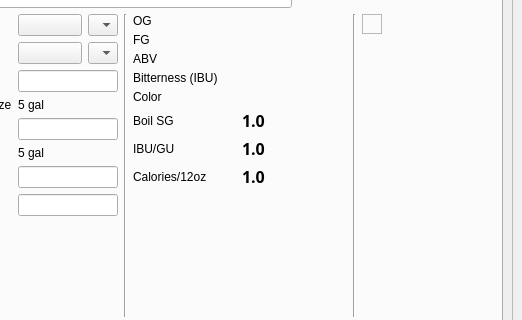
The window that ui/mainWindow.ui (Brewtarget/brewtarget) describes before a commit, drawn with Qt 5; both pictures show x 526 to 1048 and y 116 to 436 of the 1048 by 829 pixel window.
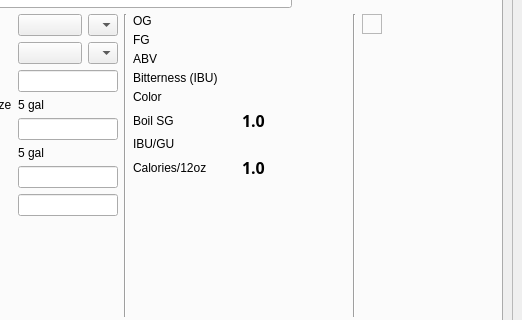
The same window after the commit. Icons and pictures are not drawn. Custom widgets are drawn as their Qt base class.

Commit message: Added ibu/gu slider. Generalized StyleRangeWidget to RangedSlider. Added plugin for ibu/gu slider. New slider has display bugs.

Patch:
```diff
--- a/ui/mainWindow.ui
+++ b/ui/mainWindow.ui
@@ -216,8 +216,8 @@
           <rect>
            <x>0</x>
            <y>0</y>
-           <width>644</width>
-           <height>403</height>
+           <width>626</width>
+           <height>391</height>
           </rect>
          </property>
          <layout class="QVBoxLayout" name="verticalLayout_11">
@@ -777,22 +777,6 @@
                       </property>
                      </widget>
                     </item>
-                    <item row="6" column="1">
-                     <widget class="QLabel" name="label_ibugu">
-                      <property name="font">
-                       <font>
-                        <family>Sans Serif</family>
-                        <pointsize>12</pointsize>
-                        <weight>75</weight>
-                        <bold>true</bold>
-                        <kerning>true</kerning>
-                       </font>
-                      </property>
-                      <property name="text">
-                       <string>1.0</string>
-                      </property>
-                     </widget>
-                    </item>
                     <item row="7" column="1">
                      <widget class="QLabel" name="label_calories">
                       <property name="font">
@@ -809,6 +793,9 @@
                       </property>
                      </widget>
                     </item>
+                    <item row="6" column="1">
+                     <widget class="IbuGuSlider" name="ibuGuSlider"/>
+                    </item>
                    </layout>
                   </item>
                   <item>
@@ -2022,6 +2009,16 @@
   </action>
  </widget>
  <customwidgets>
+  <customwidget>
+   <class>IbuGuSlider</class>
+   <extends>QWidget</extends>
+   <header>IbuGuSlider.h</header>
+  </customwidget>
+  <customwidget>
+   <class>StyleRangeWidget</class>
+   <extends>QWidget</extends>
+   <header>StyleRangeWidget.h</header>
+  </customwidget>
   <customwidget>
    <class>BeerColorWidget</class>
    <extends>QWidget</extends>
@@ -2037,11 +2034,6 @@
    <extends>QWidget</extends>
    <header>RecipeExtrasWidget.h</header>
   </customwidget>
-  <customwidget>
-   <class>BtDigitWidget</class>
-   <extends>QLabel</extends>
-   <header>BtDigitWidget.h</header>
-  </customwidget>
   <customwidget>
    <class>BtVolumeLabel</class>
    <extends>QLabel</extends>
@@ -2052,11 +2044,6 @@
    <extends>QLabel</extends>
    <header>BtLabel.h</header>
   </customwidget>
-  <customwidget>
-   <class>StyleRangeWidget</class>
-   <extends>QWidget</extends>
-   <header>StyleRangeWidget.h</header>
-  </customwidget>
   <customwidget>
    <class>CustomComboBox</class>
    <extends>QComboBox</extends>
```
Left out of the diff: 12 changed lines with no effect on the pictures. The commit also changes 14 other files.
